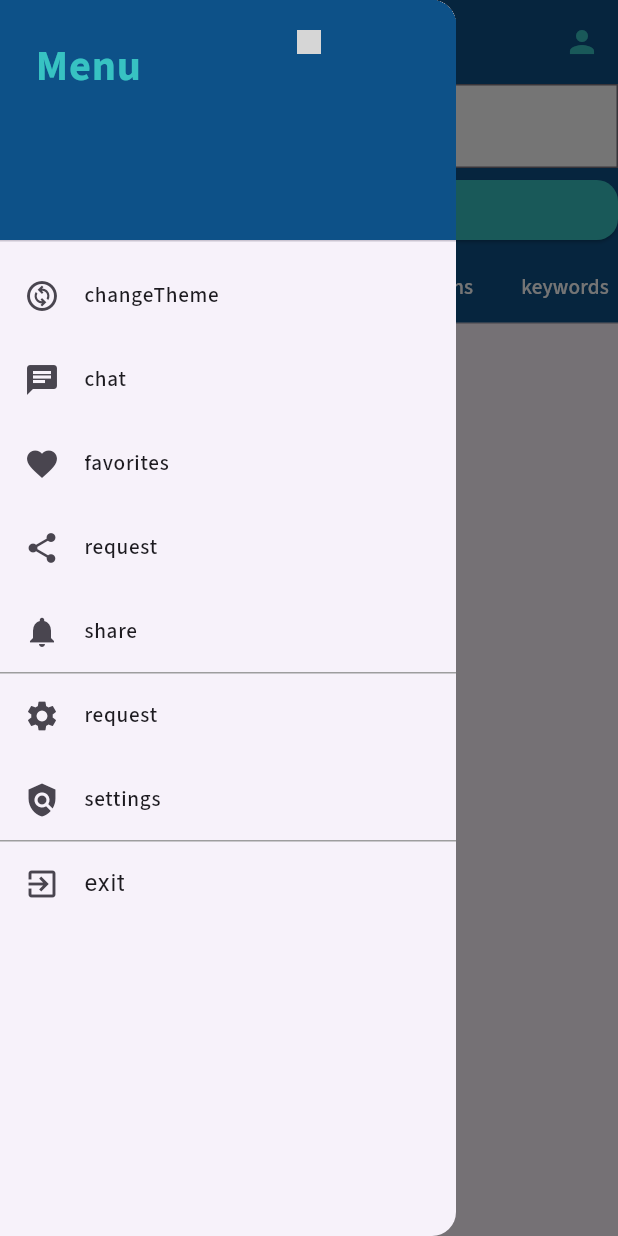
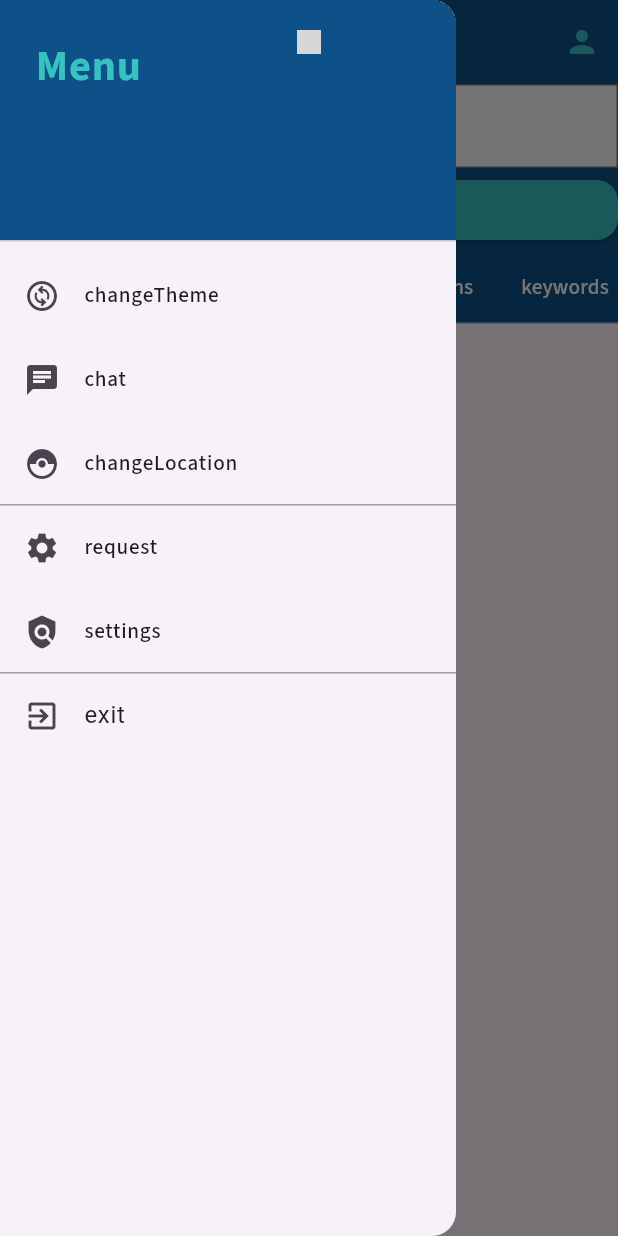
Before and after one commit to jukute2000/themoviedb, a Flutter app: the DetailSearchScreen screen opened directly with empty values, with the side drawer open, on a phone screen of 412 x 824 dp. Run offline on Flutter 3.47's test engine with Material 3 defaults, Android fonts, the phone set to English and light mode, and no system bars; drawn by our look-alikes of flutter_typeahead; our stand-ins replace cloud_firestore, easy_localization, equatable, firebase_auth, firebase_core, firebase_crashlytics and 5 more; missing offline and left inert: external_app_launcher, tmdb_api; accounts and stored records are empty; network calls fail; grey boxes are pictures that could not be loaded.

```diff
--- a/the_movie/assets/translations/en.json
+++ b/the_movie/assets/translations/en.json
@@ -143,5 +143,6 @@
   "unAlreadyAccount":"Don't have an account? ",
   "enterGmail":"Enter your gmail",
   "name":"Full Name",
-  "alreadyAccount":"Already have an account? "
+  "alreadyAccount":"Already have an account? ",
+  "changeLocation":"Change Location"
 }
--- a/the_movie/assets/translations/vi.json
+++ b/the_movie/assets/translations/vi.json
@@ -144,5 +144,6 @@
   "unAlreadyAccount":"Chưa có tài khoản? ",
   "enterGmail":"Nhập gmail của bạn",
   "name":"Họ và tên",
-  "alreadyAccount":"Bạn đã có tài khoản? "
+  "alreadyAccount":"Bạn đã có tài khoản? ",
+  "changeLocation":"Thay đổi location"
 }
--- a/the_movie/lib/core/configs/assets/app_strings.dart
+++ b/the_movie/lib/core/configs/assets/app_strings.dart
@@ -195,7 +195,7 @@ class AppStrings {
 
   static const String alreadyAccount = 'alreadyAccount';
   static const String loginHere = 'Đăng nhập tại đây';
-
+  static const String changeLocation = "changeLocation";
   static const String me = 'Bạn';
   static const String other = 'Người dùng';
 }
--- a/the_movie/lib/presentation/firebase/auth/screen/firebase_sign_in_screen.dart
+++ b/the_movie/lib/presentation/firebase/auth/screen/firebase_sign_in_screen.dart
@@ -203,7 +203,7 @@ class _FirebaseSignInScreenState extends State<FirebaseSignInScreen> {
                           GestureDetector(
                             onTap: _navigateToLogin,
                             child: Text(
-                              AppStrings.signIn.tr(),
+                              AppStrings.changeLocation.tr(),
                               style: TextManager.textStyleBlod(TextSizes.s16)
                                   .copyWith(color: AppColors.borderSelected),
                             ),
--- a/the_movie/lib/presentation/home/widgets/drawer_widget.dart
+++ b/the_movie/lib/presentation/home/widgets/drawer_widget.dart
@@ -48,9 +48,15 @@ class DrawerWidget extends StatelessWidget {
               ),
               onTap: () =>
                   AppNavigator.push(context, const FirebaseLoginScreen())),
-          _createDrawerItem(Icons.favorite, AppStrings.favorites.tr()),
-          _createDrawerItem(Icons.share, AppStrings.request.tr()),
-          _createDrawerItem(Icons.notifications, AppStrings.share.tr()),
+          ListTile(
+              leading: const Icon(Icons.catching_pokemon_outlined),
+              title: Text(
+                AppStrings.changeLocation.tr(),
+                style: TextManager.textStyleMedium(TextSizes.s16),
+              ),
+              onTap: () => context.setLocale(context.locale.languageCode == 'en'
+                  ? const Locale("vi")
+                  : const Locale("en"))),
           DividerManager.horizontalDivider,
           _createDrawerItem(Icons.settings, AppStrings.request.tr()),
           _createDrawerItem(Icons.policy, AppStrings.settings.tr()),
```
